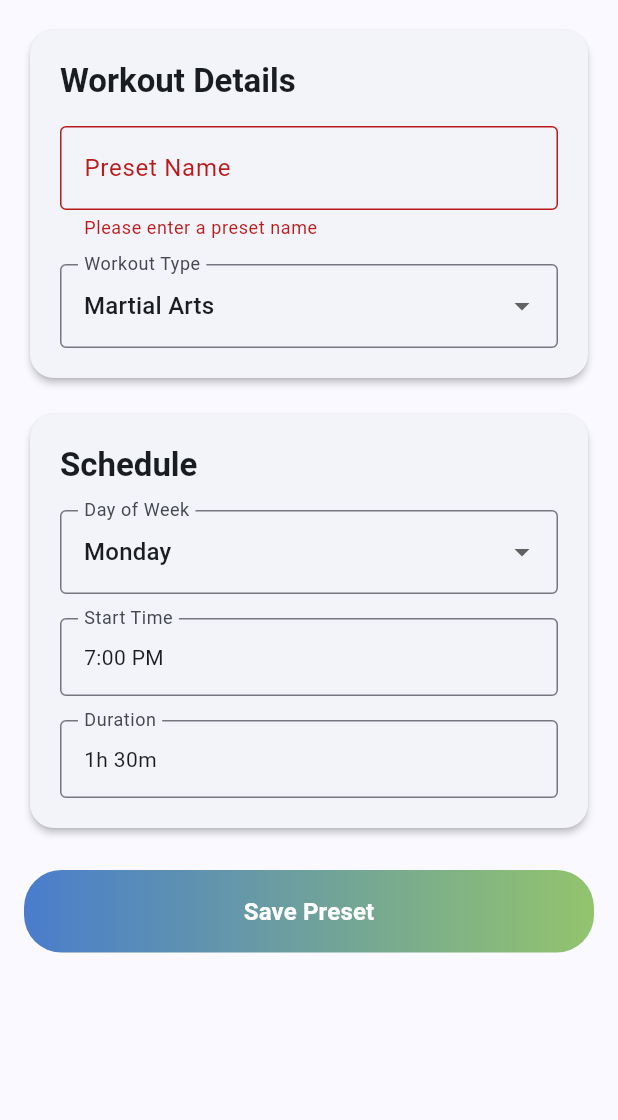
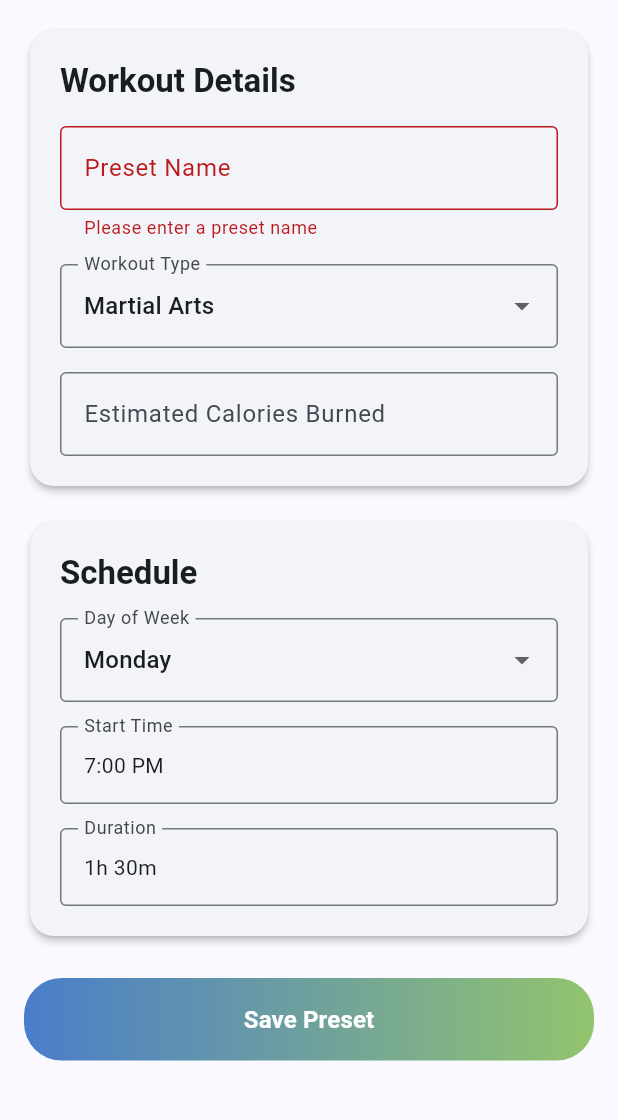
Before and after one commit to Drarox/Health-Connect-Log, a Flutter app: the CreatePresetScreen screen opened directly, after a tap on "Save Preset", on a phone screen of 412 x 824 dp, the part 84-1204 px from its top. Run offline on Flutter 3.47's test engine with Material 3 defaults, Android fonts, the phone set to English and light mode, and no system bars; our stand-ins replace shared_preferences; missing offline and left inert: health; accounts and stored records are empty; statements that could not run were skipped.

Commit message:
Calories added

```diff
--- a/lib/models/workout_preset.dart
+++ b/lib/models/workout_preset.dart
@@ -6,6 +6,7 @@ class WorkoutPreset {
   final int dayOfWeek; // 1 = Monday, 7 = Sunday
   final int hour;
   final int minute;
+  final int? calories; // Optional calories burned estimate
 
   WorkoutPreset({
     required this.id,
@@ -15,6 +16,7 @@ class WorkoutPreset {
     required this.dayOfWeek,
     required this.hour,
     required this.minute,
+    this.calories,
   });
 
   Map<String, dynamic> toJson() {
@@ -26,6 +28,7 @@ class WorkoutPreset {
       'dayOfWeek': dayOfWeek,
       'hour': hour,
       'minute': minute,
+      'calories': calories,
     };
   }
 
@@ -38,6 +41,7 @@ class WorkoutPreset {
       dayOfWeek: json['dayOfWeek'],
       hour: json['hour'],
       minute: json['minute'],
+      calories: json['calories'],
     );
   }
 
--- a/lib/screens/create_preset_screen.dart
+++ b/lib/screens/create_preset_screen.dart
@@ -13,6 +13,7 @@ class CreatePresetScreen extends StatefulWidget {
 class _CreatePresetScreenState extends State<CreatePresetScreen> {
   final _formKey = GlobalKey<FormState>();
   final _nameController = TextEditingController();
+  final _caloriesController = TextEditingController();
 
   String _selectedType = HealthService.availableWorkoutTypes.first;
   int _selectedDay = 1; // Monday
@@ -95,6 +96,26 @@ class _CreatePresetScreenState extends State<CreatePresetScreen> {
                         setState(() {
                           _selectedType = value!;
                         });
+                      },
+                    ),
+                    const SizedBox(height: 16),
+                    TextFormField(
+                      controller: _caloriesController,
+                      decoration: const InputDecoration(
+                        labelText: 'Estimated Calories Burned',
+                        hintText: 'e.g., 300',
+                        border: OutlineInputBorder(),
+                        suffixText: 'kcal',
+                      ),
+                      keyboardType: TextInputType.number,
+                      validator: (value) {
+                        if (value != null && value.trim().isNotEmpty) {
+                          final calories = int.tryParse(value.trim());
+                          if (calories == null || calories <= 0) {
+                            return 'Please enter a valid number of calories';
+                          }
+                        }
+                        return null;
                       },
                     ),
                   ],
@@ -244,6 +265,9 @@ class _CreatePresetScreenState extends State<CreatePresetScreen> {
       return;
     }
 
+    final caloriesText = _caloriesController.text.trim();
+    final calories = caloriesText.isNotEmpty ? int.tryParse(caloriesText) : null;
+
     final preset = WorkoutPreset(
       id: DateTime.now().millisecondsSinceEpoch.toString(),
       name: _nameController.text.trim(),
@@ -252,6 +276,7 @@ class _CreatePresetScreenState extends State<CreatePresetScreen> {
       dayOfWeek: _selectedDay,
       hour: _selectedTime.hour,
       minute: _selectedTime.minute,
+      calories: calories,
     );
 
     await StorageService.savePreset(preset);
@@ -264,6 +289,7 @@ class _CreatePresetScreenState extends State<CreatePresetScreen> {
   @override
   void dispose() {
     _nameController.dispose();
+    _caloriesController.dispose();
     super.dispose();
   }
 }
--- a/lib/services/health_service.dart
+++ b/lib/services/health_service.dart
@@ -11,9 +11,11 @@ class HealthService {
 
   static const List<HealthDataType> _types = [
     HealthDataType.WORKOUT,
+    HealthDataType.ACTIVE_ENERGY_BURNED,
   ];
 
   static const List<HealthDataAccess> _permissions = [
+    HealthDataAccess.WRITE,
     HealthDataAccess.WRITE,
   ];
 
@@ -83,14 +85,21 @@ class HealthService {
 
       print('Logging workout: ${preset.name} from $startTime to $endTime, type: $workoutType');
 
-      final success = await _health.writeWorkoutData(
+      // Log the workout with calories if provided
+      final workoutSuccess = await _health.writeWorkoutData(
         activityType: workoutType,
         start: startTime,
         end: endTime,
+        totalEnergyBurned: preset.calories,
+        totalEnergyBurnedUnit: HealthDataUnit.KILOCALORIE,
       );
 
-      print('Workout logging result: $success');
-      return success;
+      print('Workout logging result: $workoutSuccess');
+      if (preset.calories != null) {
+        print('Logged workout with ${preset.calories} kcal');
+      }
+
+      return workoutSuccess;
     } catch (e) {
       print('Error logging workout: $e');
       return false;
```
Also changed, not shown: lib/screens/home_screen.dart (+28 -0 lines).
